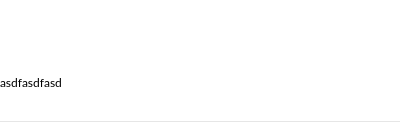
The window that src/MEGASync/gui/macx/AlertItem.ui (meganz/MEGAsync) describes before a commit, drawn with Qt 5.
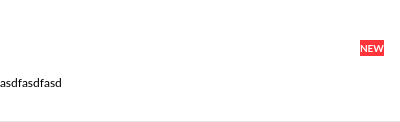
The same window after the commit. Icons and pictures are not drawn. Custom widgets are drawn as their Qt base class.

Diff of the .ui file:
```diff
--- a/src/MEGASync/gui/macx/AlertItem.ui
+++ b/src/MEGASync/gui/macx/AlertItem.ui
@@ -133,7 +133,7 @@
        <number>0</number>
       </property>
       <property name="rightMargin">
-       <number>0</number>
+       <number>16</number>
       </property>
       <property name="bottomMargin">
        <number>0</number>
@@ -263,6 +263,54 @@
         </property>
        </widget>
       </item>
+      <item>
+       <spacer name="horizontalSpacer">
+        <property name="orientation">
+         <enum>Qt::Horizontal</enum>
+        </property>
+        <property name="sizeHint" stdset="0">
+         <size>
+          <width>40</width>
+          <height>20</height>
+         </size>
+        </property>
+       </spacer>
+      </item>
+      <item>
+       <widget class="QLabel" name="lNew">
+        <property name="sizePolicy">
+         <sizepolicy hsizetype="Minimum" vsizetype="Minimum">
+          <horstretch>0</horstretch>
+          <verstretch>0</verstretch>
+         </sizepolicy>
+        </property>
+        <property name="maximumSize">
+         <size>
+          <width>16777215</width>
+          <height>16</height>
+         </size>
+        </property>
+        <property name="styleSheet">
+         <string notr="true">#lNew
+{
+background-color: #FF333A;
+color: #FFFFFF;
+font-weight: bold;
+font-family: Lato;
+font-size: 10px;
+}</string>
+        </property>
+        <property name="text">
+         <string>NEW</string>
+        </property>
+        <property name="alignment">
+         <set>Qt::AlignCenter</set>
+        </property>
+        <property name="margin">
+         <number>4</number>
+        </property>
+       </widget>
+      </item>
      </layout>
     </widget>
    </item>
```
